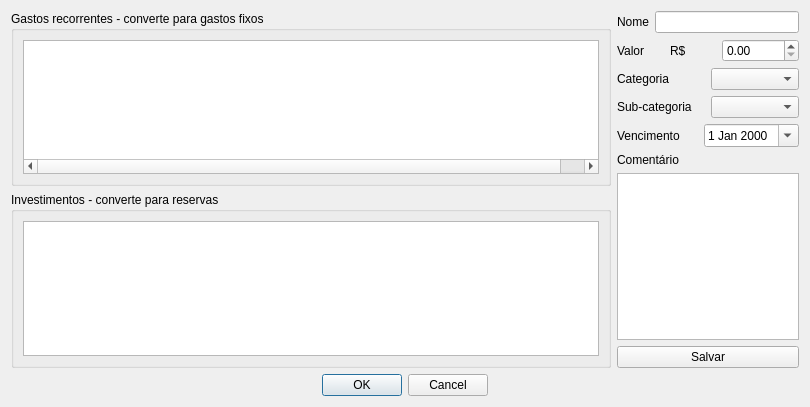
Before: the Qt Designer form ui/gerador.ui in vazerick/controle_gastos, drawn with Qt 5.
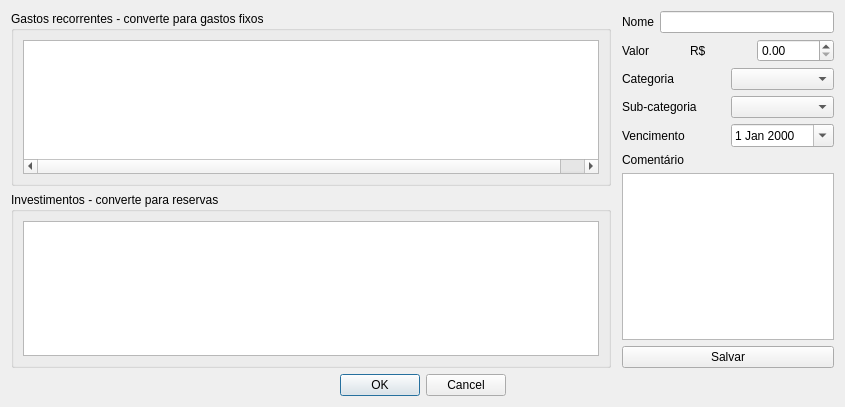
After: the same form once the commit is applied.

The edit to the form file:
```diff
--- a/ui/gerador.ui
+++ b/ui/gerador.ui
@@ -6,13 +6,13 @@
    <rect>
     <x>0</x>
     <y>0</y>
-    <width>810</width>
+    <width>845</width>
     <height>407</height>
    </rect>
   </property>
   <property name="minimumSize">
    <size>
-    <width>786</width>
+    <width>845</width>
     <height>400</height>
    </size>
   </property>
@@ -170,6 +170,22 @@
        </item>
       </layout>
      </item>
+     <item>
+      <spacer name="horizontalSpacer">
+       <property name="orientation">
+        <enum>Qt::Horizontal</enum>
+       </property>
+       <property name="sizeType">
+        <enum>QSizePolicy::Fixed</enum>
+       </property>
+       <property name="sizeHint" stdset="0">
+        <size>
+         <width>5</width>
+         <height>20</height>
+        </size>
+       </property>
+      </spacer>
+     </item>
      <item>
       <layout class="QVBoxLayout" name="verticalLayout_3">
        <item>
```
